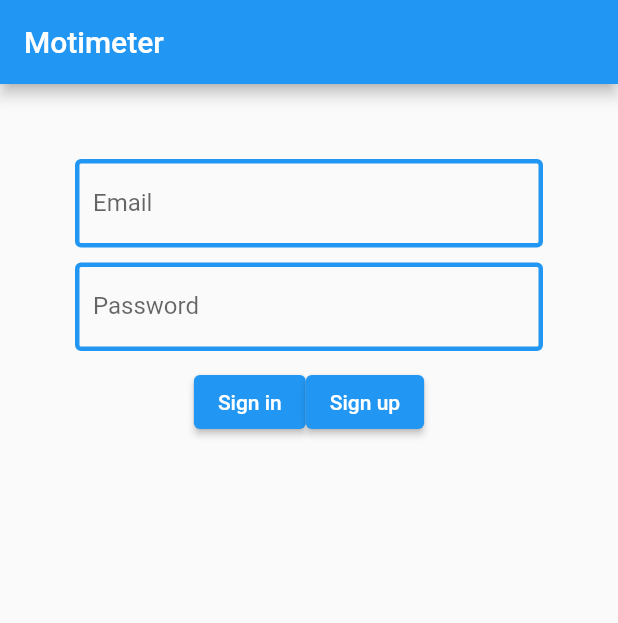
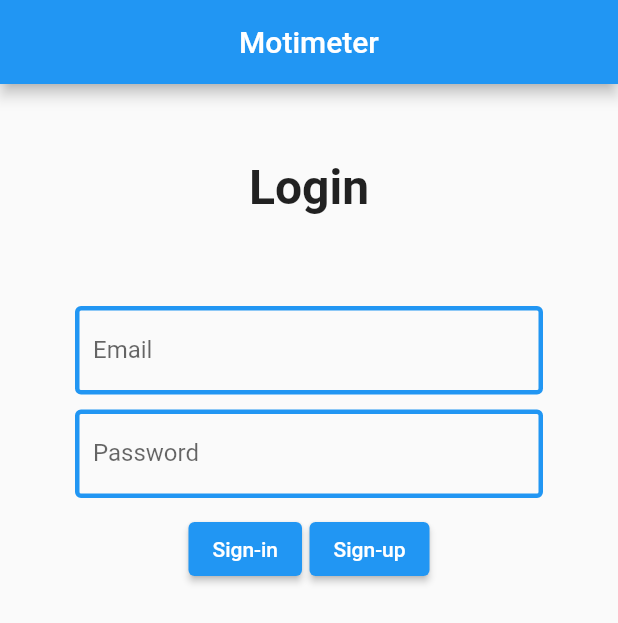
Before and after one commit to VitJee/motimeter, a Flutter app: the screen it shows after launch, on a phone screen of 412 x 824 dp. Shown: the top 623 px of the screen. Run offline on Flutter 3.47's test engine with Material 2 defaults, Android fonts, the light colour scheme and no system bars; our stand-ins replace firebase_auth, firebase_core, firebase_database, google_sign_in; accounts and stored records are empty.

Commit message:
Account creation and Login

```diff
--- a/lib/signin.dart
+++ b/lib/signin.dart
@@ -4,6 +4,7 @@ import 'package:firebase_core/firebase_core.dart';
 import 'package:google_sign_in/google_sign_in.dart';
 import 'package:motimeter/allevents.dart';
 import 'package:motimeter/redirects.dart';
+import 'package:motimeter/usercontroller.dart';
 import 'firebase_options.dart';
 
 Future<void> main() async {
@@ -11,11 +12,11 @@ Future<void> main() async {
   await Firebase.initializeApp(
     options: DefaultFirebaseOptions.currentPlatform,
   );
-  runApp(const MaterialApp(home: MyApp()));
+  runApp(MaterialApp(home: SignIn(), debugShowCheckedModeBanner: false));
 }
 
-class MyApp extends StatelessWidget {
-  const MyApp({super.key});
+class SignIn extends StatelessWidget {
+  SignIn({super.key});
 
   @override
   Widget build(BuildContext context) =>
@@ -26,54 +27,46 @@ class MyApp extends StatelessWidget {
             if (snapshot.hasData) {
               return AllEvents();
             } else {
-              return MyHomePage();
+              return SignInPage();
             }
           },
         ),
       );
 }
 
-class MyHomePage extends StatefulWidget {
-  const MyHomePage({super.key});
+class SignInPage extends StatefulWidget {
+  SignInPage({super.key});
 
   @override
-  State<MyHomePage> createState() => _MyHomePageState();
+  State<SignInPage> createState() => SignInPageState();
 }
 
-class _MyHomePageState extends State<MyHomePage> {
+class SignInPageState extends State<SignInPage> {
   final double paddingLeft = 50;
   final double paddingRight = 50;
   final double paddingTop = 50;
   final double paddingBottom = 10;
+  static String message = "";
+  static Color messageColor = Colors.red;
 
   TextEditingController emailController = TextEditingController();
   TextEditingController passController = TextEditingController();
-
-  signIn() async {
-    try {
-      await FirebaseAuth.instance.signInWithEmailAndPassword(
-          email: emailController.text.trim(),
-          password: passController.text.trim()
-      );
-    } catch (e) {
-      print(e);
-    }
-  }
-
-  signUp() {
-    Redirects.signUp(context);
-  }
 
   @override
   Widget build(BuildContext context) {
     return Scaffold(
       appBar: AppBar(
         title: Text("Motimeter"),
+        centerTitle: true,
       ),
       body: Center(
         child: Column(
           mainAxisAlignment: MainAxisAlignment.start,
           children: <Widget>[
+            Padding(
+              padding: EdgeInsets.fromLTRB(paddingLeft, paddingTop, paddingRight, paddingBottom),
+              child: const Text("Login", style: TextStyle(fontSize: 32, fontWeight: FontWeight.bold)),
+            ),
             Padding(
               padding: EdgeInsets.fromLTRB(paddingLeft, paddingTop, paddingRight, paddingBottom),
               child: TextField(
@@ -103,17 +96,27 @@ class _MyHomePageState extends State<MyHomePage> {
               child: Row(
                 mainAxisAlignment: MainAxisAlignment.center,
                 children: [
-                  ElevatedButton(
-                      onPressed: signIn,
-                      child: const Text("Sign in")
+                  Padding(
+                      padding: const EdgeInsets.only(right: 5),
+                      child: ElevatedButton(
+                        onPressed: () async {
+                          await UserController.signIn(emailController.text, passController.text);
+                          setState(() {});
+                        },
+                        child: const Text("Sign-in"),
+                      ),
                   ),
                   ElevatedButton(
-                      onPressed: signUp,
-                      child: const Text("Sign up")
+                      onPressed: () {
+                        Redirects.signUp(context);
+                        message = "";
+                      },
+                      child: const Text("Sign-up")
                   )
                 ],
               )
             ),
+            Text(message, style: TextStyle(color: messageColor)),
           ],
         ),
       ),
--- a/pubspec.yaml
+++ b/pubspec.yaml
@@ -39,6 +39,7 @@ dependencies:
   firebase_core: ^2.4.1
   firebase_auth: ^4.2.4
   google_sign_in: ^5.4.2
+  firebase_database: ^10.0.9
 
 dev_dependencies:
   flutter_test:
```
Also changed, not shown: lib/allevents.dart (+27 -2 lines), lib/redirects.dart (+14 -0 lines), lib/signup.dart (+48 -5 lines), lib/usercontroller.dart (added, +48 -0 lines), pubspec.lock, 2 other files.
